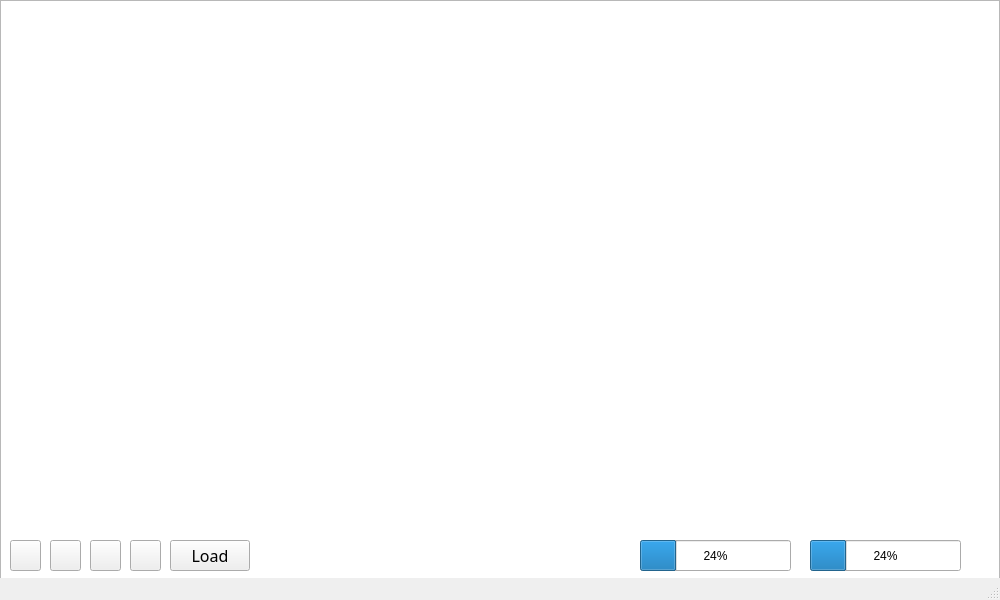
First picture: the form in ProyectoFinal/mainwindow.ui, repository michaelstivenzg/ProyectoFinal, before the edit.
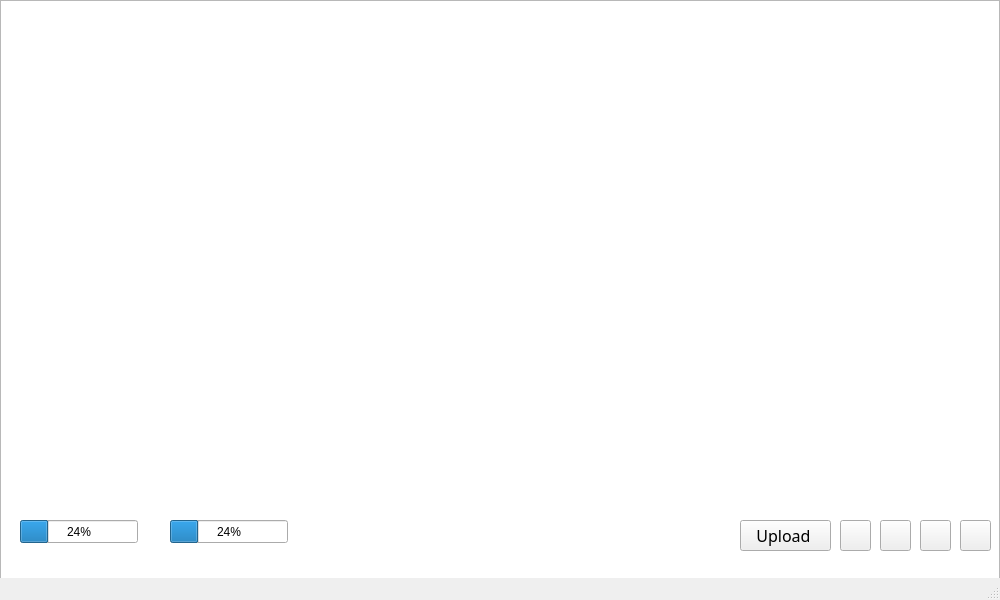
Second picture: the form after the edit. Icons and pictures are not drawn.

The edit to the form file:
```diff
--- a/ProyectoFinal/mainwindow.ui
+++ b/ProyectoFinal/mainwindow.ui
@@ -23,51 +23,15 @@
   <property name="iconSize">
    <size>
     <width>30</width>
-    <height>30</height>
+    <height>60</height>
    </size>
   </property>
   <widget class="QWidget" name="centralwidget">
-   <widget class="QGraphicsView" name="graphicsView">
-    <property name="geometry">
-     <rect>
-      <x>0</x>
-      <y>0</y>
-      <width>1000</width>
-      <height>600</height>
-     </rect>
-    </property>
-   </widget>
-   <widget class="QProgressBar" name="progressBar">
-    <property name="geometry">
-     <rect>
-      <x>640</x>
-      <y>540</y>
-      <width>151</width>
-      <height>31</height>
-     </rect>
-    </property>
-    <property name="value">
-     <number>24</number>
-    </property>
-   </widget>
-   <widget class="QProgressBar" name="progressBar_2">
-    <property name="geometry">
-     <rect>
-      <x>810</x>
-      <y>540</y>
-      <width>151</width>
-      <height>31</height>
-     </rect>
-    </property>
-    <property name="value">
-     <number>24</number>
-    </property>
-   </widget>
    <widget class="QPushButton" name="save_level">
     <property name="geometry">
      <rect>
-      <x>50</x>
-      <y>540</y>
+      <x>920</x>
+      <y>520</y>
       <width>31</width>
       <height>31</height>
      </rect>
@@ -97,8 +61,8 @@
    <widget class="QPushButton" name="user">
     <property name="geometry">
      <rect>
-      <x>90</x>
-      <y>540</y>
+      <x>880</x>
+      <y>520</y>
       <width>31</width>
       <height>31</height>
      </rect>
@@ -123,8 +87,8 @@
    <widget class="QPushButton" name="menu">
     <property name="geometry">
      <rect>
-      <x>10</x>
-      <y>540</y>
+      <x>960</x>
+      <y>520</y>
       <width>31</width>
       <height>31</height>
      </rect>
@@ -146,43 +110,50 @@
      </size>
     </property>
    </widget>
-   <widget class="QPushButton" name="pushButton">
+   <widget class="QGraphicsView" name="graphicsView">
+    <property name="geometry">
+     <rect>
+      <x>0</x>
+      <y>0</y>
+      <width>1000</width>
+      <height>600</height>
+     </rect>
+    </property>
+    <property name="cursor" stdset="0">
+     <cursorShape>ArrowCursor</cursorShape>
+    </property>
+   </widget>
+   <widget class="QProgressBar" name="progressBar">
+    <property name="geometry">
+     <rect>
+      <x>20</x>
+      <y>520</y>
+      <width>118</width>
+      <height>23</height>
+     </rect>
+    </property>
+    <property name="value">
+     <number>24</number>
+    </property>
+   </widget>
+   <widget class="QProgressBar" name="progressBar_2">
     <property name="geometry">
      <rect>
       <x>170</x>
-      <y>540</y>
-      <width>80</width>
-      <height>31</height>
+      <y>520</y>
+      <width>118</width>
+      <height>23</height>
      </rect>
     </property>
-    <property name="font">
-     <font>
-      <family>Papyrus</family>
-      <pointsize>12</pointsize>
-     </font>
-    </property>
-    <property name="cursor">
-     <cursorShape>PointingHandCursor</cursorShape>
-    </property>
-    <property name="text">
-     <string>Load</string>
-    </property>
-    <property name="icon">
-     <iconset resource="images.qrc">
-      <normaloff>:/imagenes/ship_enemie.png</normaloff>:/imagenes/ship_enemie.png</iconset>
-    </property>
-    <property name="iconSize">
-     <size>
-      <width>31</width>
-      <height>31</height>
-     </size>
+    <property name="value">
+     <number>24</number>
     </property>
    </widget>
    <widget class="QPushButton" name="pushButton_pause">
     <property name="geometry">
      <rect>
-      <x>130</x>
-      <y>540</y>
+      <x>840</x>
+      <y>520</y>
       <width>31</width>
       <height>31</height>
      </rect>
@@ -204,6 +175,49 @@
      </size>
     </property>
    </widget>
+   <widget class="QPushButton" name="pushButton_upload_level">
+    <property name="geometry">
+     <rect>
+      <x>740</x>
+      <y>520</y>
+      <width>91</width>
+      <height>31</height>
+     </rect>
+    </property>
+    <property name="font">
+     <font>
+      <family>Papyrus</family>
+      <pointsize>12</pointsize>
+     </font>
+    </property>
+    <property name="cursor">
+     <cursorShape>PointingHandCursor</cursorShape>
+    </property>
+    <property name="toolTip">
+     <string>&lt;html&gt;&lt;head/&gt;&lt;body&gt;&lt;p&gt;&lt;br/&gt;&lt;/p&gt;&lt;/body&gt;&lt;/html&gt;</string>
+    </property>
+    <property name="text">
+     <string>Upload </string>
+    </property>
+    <property name="icon">
+     <iconset>
+      <normaloff>imagenes/upload.png</normaloff>imagenes/upload.png</iconset>
+    </property>
+    <property name="iconSize">
+     <size>
+      <width>31</width>
+      <height>31</height>
+     </size>
+    </property>
+   </widget>
+   <zorder>graphicsView</zorder>
+   <zorder>menu</zorder>
+   <zorder>save_level</zorder>
+   <zorder>user</zorder>
+   <zorder>progressBar</zorder>
+   <zorder>progressBar_2</zorder>
+   <zorder>pushButton_pause</zorder>
+   <zorder>pushButton_upload_level</zorder>
   </widget>
   <widget class="QMenuBar" name="menubar">
    <property name="geometry">
```
Left out of the diff: 4 changed lines with no effect on the pictures.
